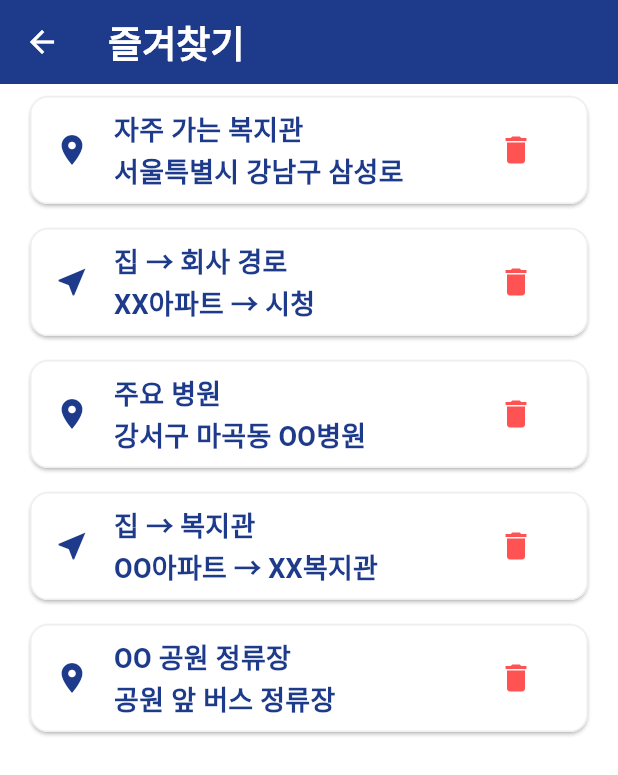
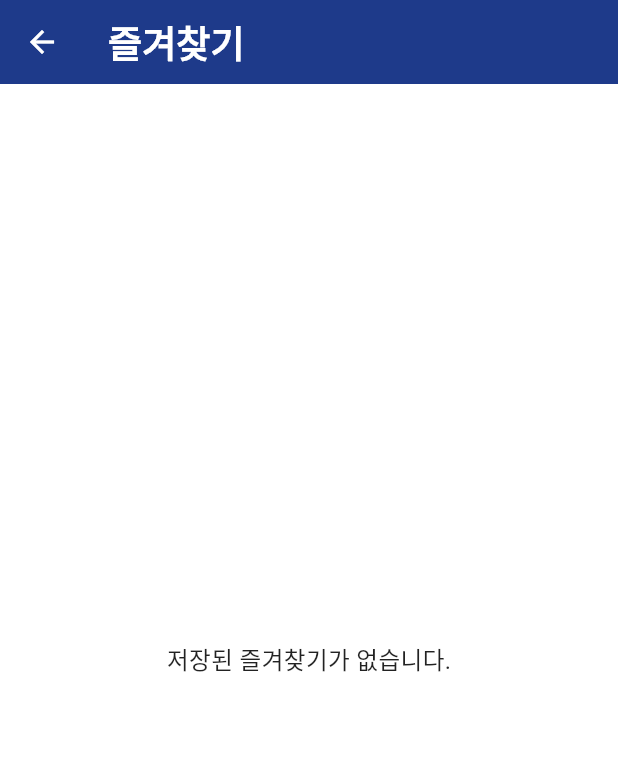
Before and after one commit to hjhjhj-97/Ansimgil_app, a Flutter app: the FavoritesScreen screen opened by its route, on a phone screen of 412 x 824 dp. Shown: the top 775 px of the screen. Run offline on Flutter 3.47's test engine with Material 3 defaults, Android fonts, the phone set to English and light mode, and no system bars; our stand-ins replace flutter_dotenv, geolocator, go_router, shared_preferences, sqflite, vibration; missing offline and left inert: flutter_naver_map; accounts and stored records are empty; Roboto replaces fonts that are missing (Pretendard).

Commit message:
즐겨찾기 DB연결

```diff
--- a/lib/main.dart
+++ b/lib/main.dart
@@ -1,9 +1,11 @@
+import 'package:ansimgil_app/data/database_helper.dart';
+import 'package:ansimgil_app/data/favorite.dart';
 import 'package:ansimgil_app/screen/add_contact_screen.dart';
 import 'package:ansimgil_app/screen/emergencyContanctsScreen.dart';
 import 'package:ansimgil_app/screen/favoriteScreen.dart';
 import 'package:ansimgil_app/screen/guidanceStartScreen.dart';
 import 'package:ansimgil_app/screen/homeScreen.dart';
-import 'package:ansimgil_app/screen/recentHistoryScreen.dart';
+import 'package:ansimgil_app/screen/searchHistoryScreen.dart';
 import 'package:ansimgil_app/screen/routeDetailScreen.dart';
 import 'package:ansimgil_app/screen/settingScreen.dart';
 import 'package:ansimgil_app/utils/theme_manager.dart';
@@ -37,7 +39,7 @@ final GoRouter _router = GoRouter(
     GoRoute(
       path: '/history',
       builder: (BuildContext context, GoRouterState state) {
-        return RecentHistoryScreen();
+        return SearchHistoryScreen();
       },
     ),
     GoRoute(
@@ -70,14 +72,12 @@ final GoRouter _router = GoRouter(
 void main() async {
   WidgetsFlutterBinding.ensureInitialized();
   await dotenv.load(fileName: ".env");
-
   await FlutterNaverMap().init(
     clientId: dotenv.env['NAVER_MAP_CLIENT_ID'],
     onAuthFailed: (e) {
       print('네이버맵 인증 실패: $e');
     }
   );
-
   runApp(ChangeNotifierProvider(
       create: (context) => ThemeManager(),
       child: const AnsimGilApp()
--- a/lib/screen/favoriteScreen.dart
+++ b/lib/screen/favoriteScreen.dart
@@ -1,25 +1,38 @@
+import 'package:ansimgil_app/data/database_helper.dart';
+import 'package:ansimgil_app/data/favorite.dart';
 import 'package:flutter/material.dart';
 import 'package:go_router/go_router.dart';
 
-class FavoriteItem {
-  final String title;
-  final String subtitle;
-  final bool isRoute;
+class FavoritesScreen extends StatefulWidget {
+  const FavoritesScreen({super.key});
 
-  const FavoriteItem(this.title, this.isRoute, this.subtitle);
+  @override
+  State<FavoritesScreen> createState() => _FavoritesScreenState();
 }
 
-class FavoritesScreen extends StatelessWidget {
-  const FavoritesScreen({super.key});
+class _FavoritesScreenState extends State<FavoritesScreen> {
+  late Future<List<Favorite>> _favoritesFuture;
+  @override
+  void initState(){
+    super.initState();
+    _loadFavorites();
+  }
 
+  void _loadFavorites() {
+    setState(() {
+      _favoritesFuture = DatabaseHelper.instance.getAllFavorites();
+    });
+  }
 
-  final List<FavoriteItem> _favorites = const [
-    FavoriteItem('자주 가는 복지관', false, '서울특별시 강남구 삼성로'),
-    FavoriteItem('집 → 회사 경로', true, 'XX아파트 → 시청'),
-    FavoriteItem('주요 병원', false, '강서구 마곡동 OO병원'),
-    FavoriteItem('집 → 복지관', true, 'OO아파트 → XX복지관'),
-    FavoriteItem('OO 공원 정류장', false, '공원 앞 버스 정류장'),
-  ];
+  void _deleteFavorite(int id, String title) async {
+    await DatabaseHelper.instance.deleteFavorite(id);
+    _loadFavorites();
+    if (mounted) {
+      ScaffoldMessenger.of(context).showSnackBar(
+          SnackBar(content: Text('"$title" 즐겨찾기를 삭제했습니다.')),
+      );
+    }
+  }
 
   @override
   Widget build(BuildContext context) {
@@ -36,11 +49,25 @@ class FavoritesScreen extends StatelessWidget {
           onPressed: () => context.go('/home'),
         ),
       ),
-
-      body: ListView.builder(
-        itemCount: _favorites.length,
+      body: FutureBuilder<List<Favorite>>(
+        future: _favoritesFuture,
+        builder: (context, snapshot) {
+          if (snapshot.connectionState == ConnectionState.waiting) {
+            return const Center(child: CircularProgressIndicator());
+          }
+          if (snapshot.hasError) {
+            return Center(child: Text('오류가 발생했습니다: ${snapshot.error}'));
+          }
+          if (!snapshot.hasData || snapshot.data!.isEmpty) {
+            return const Center(child: Text('저장된 즐겨찾기가 없습니다.'));
+          }
+          final favorites = snapshot.data!;
+          return ListView.builder(
+            itemCount: favorites.length,
             itemBuilder: (context, index) {
-          final item = _favorites[index];
+              final item = favorites[index];
+              final String title = item.isRoute? '${item.startName} → ${item.endName ?? '도착지 없음'}' : item.startName;
+              final String subtitle = item.isRoute ? '저장된 경로' : '저장된 장소';
               return Padding(
                 padding: const EdgeInsets.symmetric(horizontal: 16.0, vertical: 4.0),
                 child: Card(
@@ -50,33 +77,26 @@ class FavoritesScreen extends StatelessWidget {
                       item.isRoute ? Icons.near_me : Icons.location_on,
                       color: currentPrimaryColor,
                     ),
-                title: Text(
-                  item.title,
-                  style: listTitleStyle,
-                ),
-                subtitle: Text(
-                  item.subtitle,
-                  style: listTitleStyle,
-                ),
+                    title: Text(title, style: listTitleStyle),
+                    subtitle: Text(subtitle),
                     trailing: IconButton(
-                  icon: Icon(Icons.delete, color: Colors.redAccent),
+                      icon: const Icon(Icons.delete, color: Colors.redAccent),
                       onPressed: () {
-                    // TODO: 즐겨찾기 삭제 로직 (실제 DB에서 삭제)
-                    ScaffoldMessenger.of(context).showSnackBar(
-                      SnackBar(content: Text('"${item.title}" 즐겨찾기를 삭제합니다.')),
-                    );
+                        _deleteFavorite(item.id!, item.startName);
                       },
                     ),
                     onTap: () {
                       // TODO: 해당 경로/장소를 선택하여 경로 탐색 화면으로 자동 입력/이동
                       ScaffoldMessenger.of(context).showSnackBar(
-                    SnackBar(content: Text('"${item.title}" 경로 탐색을 시작합니다.')),
+                        SnackBar(content: Text('"${item.startName}" 경로 탐색을 시작합니다.')),
                       );
                     },
                   ),
                 ),
               );
             },
+          );
+        },
       ),
     );
   }
--- a/lib/screen/homeScreen.dart
+++ b/lib/screen/homeScreen.dart
@@ -188,7 +188,7 @@ class _HomeScreenState extends State<HomeScreen> {
               height: 60,
               child: ElevatedButton(
                 onPressed: () {
-                  context.go('/search');
+                  context.go('/history');
                 },
                 style: ElevatedButton.styleFrom(
                   shape: RoundedRectangleBorder(
--- a/lib/screen/recentHistoryScreen.dart
+++ b/lib/screen/searchHistoryScreen.dart
@@ -9,8 +9,8 @@ class RecentRoute {
   const RecentRoute(this.route, this.date, this.isRoute);
 }
 
-class RecentHistoryScreen extends StatelessWidget {
-  RecentHistoryScreen({super.key});
+class SearchHistoryScreen extends StatelessWidget {
+  SearchHistoryScreen({super.key});
 
   final List<RecentRoute> _recentRoutes = [
     RecentRoute('XX아파트 → 서울역', DateTime(2025, 9, 30, 9, 05), true),
@@ -65,7 +65,7 @@ class RecentHistoryScreen extends StatelessWidget {
           onTap: () {
                 // TODO: 해당 경로를 선택하여 경로 상세 화면으로 이동하는 로직
                 ScaffoldMessenger.of(context).showSnackBar(
-                  SnackBar(content: Text('${route.route} 경로를 다시 검색합니다.')),
+                  SnackBar(content: Text('${route.route} 경로를 검색합니다.')),
                 );
               },
             ),
```
Also changed, not shown: lib/data/database_helper.dart (+6 -6 lines). Lines whose indentation alone changed are shown as unchanged.
